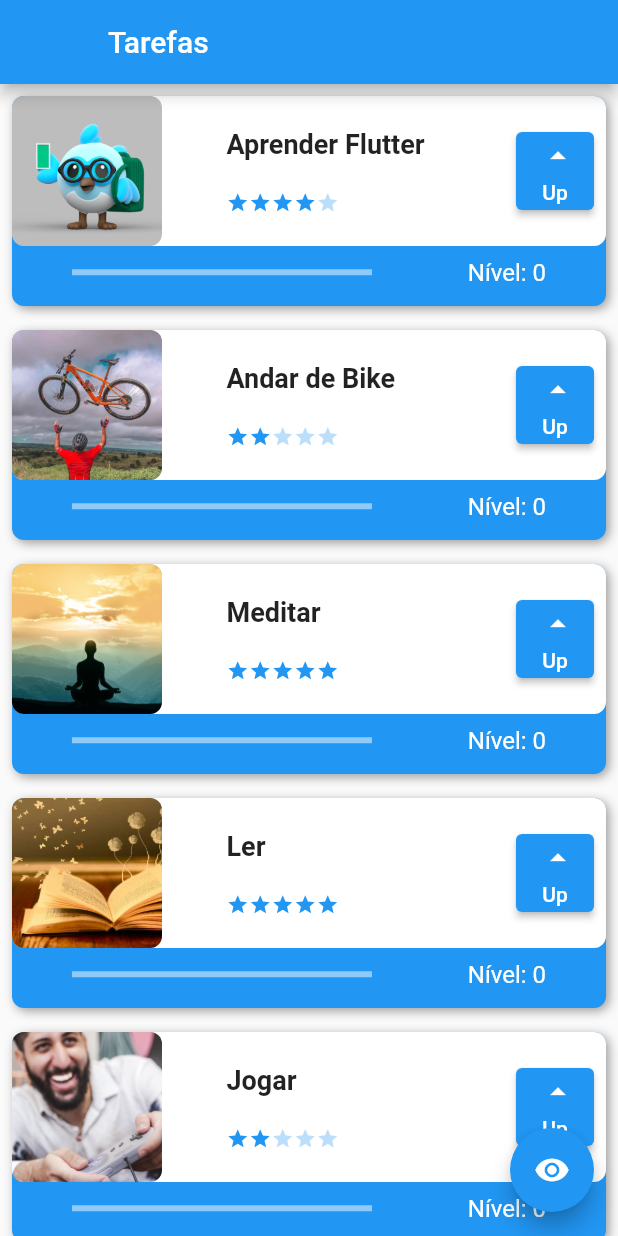
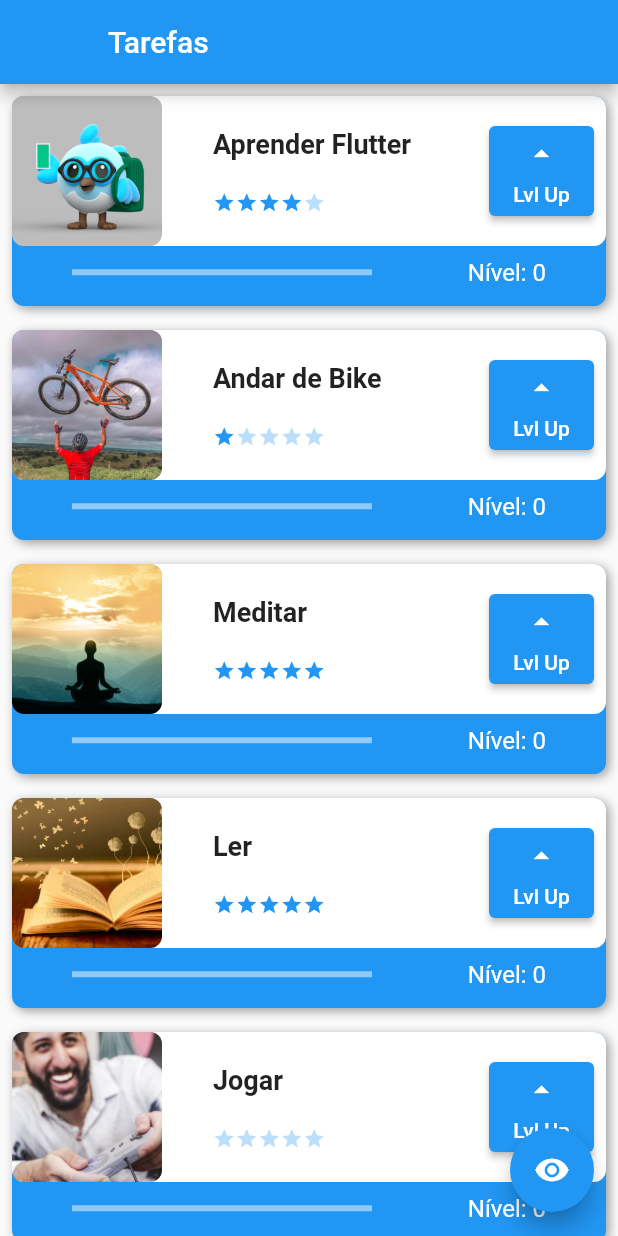
Before and after one commit to blandygbc/projeto1_futter_alura, a Flutter app: the screen it shows after launch, on a phone screen of 412 x 824 dp. Run offline on Flutter 3.47's test engine with Material 2 defaults, Android fonts, the phone set to English and light mode, and no system bars.

Commit message:
Color Challenge

```diff
--- a/lib/components/task.dart
+++ b/lib/components/task.dart
@@ -4,13 +4,22 @@ import 'package:projeto1_futter_alura/components/difficulty.dart';
 class Task extends StatefulWidget {
   final String name;
   final String image;
-  final int dificuldade;
+  final int difficulty;
+  final List<Color> levelColors = [
+    Colors.blue,
+    Colors.green,
+    Colors.yellow,
+    Colors.orange,
+    Colors.red,
+    Colors.purple,
+    Colors.black,
+  ];
 
-  const Task({
+  Task({
     required this.name,
     Key? key,
     required this.image,
-    required this.dificuldade,
+    required this.difficulty,
   }) : super(key: key);
 
   @override
@@ -18,7 +27,10 @@ class Task extends StatefulWidget {
 }
 
 class _TaskState extends State<Task> {
-  int nivel = 0;
+  int taskLevel = 0;
+  int progressLevel = 0;
+  double progressIndicatorValue = 0.0;
+
   @override
   Widget build(BuildContext context) {
     return Padding(
@@ -28,7 +40,7 @@ class _TaskState extends State<Task> {
           Container(
             height: 140,
             decoration: BoxDecoration(
-              color: Colors.blue,
+              color: widget.levelColors[progressLevel],
               borderRadius: BorderRadius.circular(8),
               boxShadow: const [
                 BoxShadow(
@@ -84,27 +96,25 @@ class _TaskState extends State<Task> {
                           ),
                         ),
                         Difficulty(
-                          level: widget.dificuldade,
+                          level: widget.difficulty,
                         ),
                       ],
                     ),
                     Padding(
                       padding: const EdgeInsets.only(right: 8.0),
                       child: SizedBox(
-                        width: 52,
-                        height: 52,
+                        width: 70,
+                        height: 60,
                         child: ElevatedButton(
                           onPressed: () {
-                            setState(() {
-                              nivel++;
-                            });
+                            calculateProgress();
                           },
                           child: Column(
                             mainAxisAlignment: MainAxisAlignment.spaceEvenly,
                             crossAxisAlignment: CrossAxisAlignment.center,
                             children: const [
                               Icon(Icons.arrow_drop_up),
-                              Text('Up'),
+                              Text('Lvl Up'),
                             ],
                           ),
                         ),
@@ -123,12 +133,10 @@ class _TaskState extends State<Task> {
                       width: 200,
                       child: LinearProgressIndicator(
                         color: Colors.white,
-                        value: widget.dificuldade > 0
-                            ? (nivel / widget.dificuldade) / 10
-                            : 1,
+                        value: progressIndicatorValue,
                       ),
                     ),
-                    Text('Nível: $nivel',
+                    Text('Nível: $taskLevel',
                         style: const TextStyle(
                           color: Colors.white,
                           fontSize: 16,
@@ -142,4 +150,43 @@ class _TaskState extends State<Task> {
       ),
     );
   }
+
+  void calculateProgress() {
+    if (isNotMaxProgress()) {
+      taskLevel++;
+    }
+    if (isTimeToLevelUpProgress()) {
+      progressLevelUp();
+    } else {
+      updateProgress();
+    }
+  }
+
+  bool isNotMaxProgress() {
+    return progressLevel <= 6 && progressIndicatorValue < 1;
+  }
+
+  bool isTimeToLevelUpProgress() {
+    return progressIndicatorValue.compareTo(1) == 0 && progressLevel <= 5;
+  }
+
+  void progressLevelUp() {
+    setState(() {
+      progressIndicatorValue = 0;
+      taskLevel = 0;
+      progressLevel++;
+    });
+  }
+
+  void updateProgress() {
+    if (widget.difficulty <= 0) {
+      setState(() {
+        progressIndicatorValue = 1;
+      });
+    } else if (progressIndicatorValue < 1) {
+      setState(() {
+        progressIndicatorValue = (taskLevel / widget.difficulty) / 10;
+      });
+    }
+  }
 }
--- a/lib/views/task_view.dart
+++ b/lib/views/task_view.dart
@@ -30,30 +30,30 @@ class _TaskViewState extends State<TaskView> {
           opacity: opacity ? 1.0 : 0.0,
           duration: const Duration(milliseconds: 100),
           child: ListView(
-            children: const [
+            children: [
               Task(
                 name: 'Aprender Flutter',
-                dificuldade: 4,
+                difficulty: 4,
                 image: 'assets/images/dash.png',
               ),
               Task(
                 name: 'Andar de Bike',
-                dificuldade: 2,
+                difficulty: 1,
                 image: 'assets/images/bike.webp',
               ),
               Task(
                 name: 'Meditar',
-                dificuldade: 5,
+                difficulty: 5,
                 image: 'assets/images/meditar.jpeg',
               ),
               Task(
                 name: 'Ler',
-                dificuldade: 5,
+                difficulty: 5,
                 image: 'assets/images/livro.jpg',
               ),
               Task(
                 name: 'Jogar',
-                dificuldade: 2,
+                difficulty: 0,
                 image: 'assets/images/jogar.jpg',
               ),
               SizedBox(height: 80),
```
